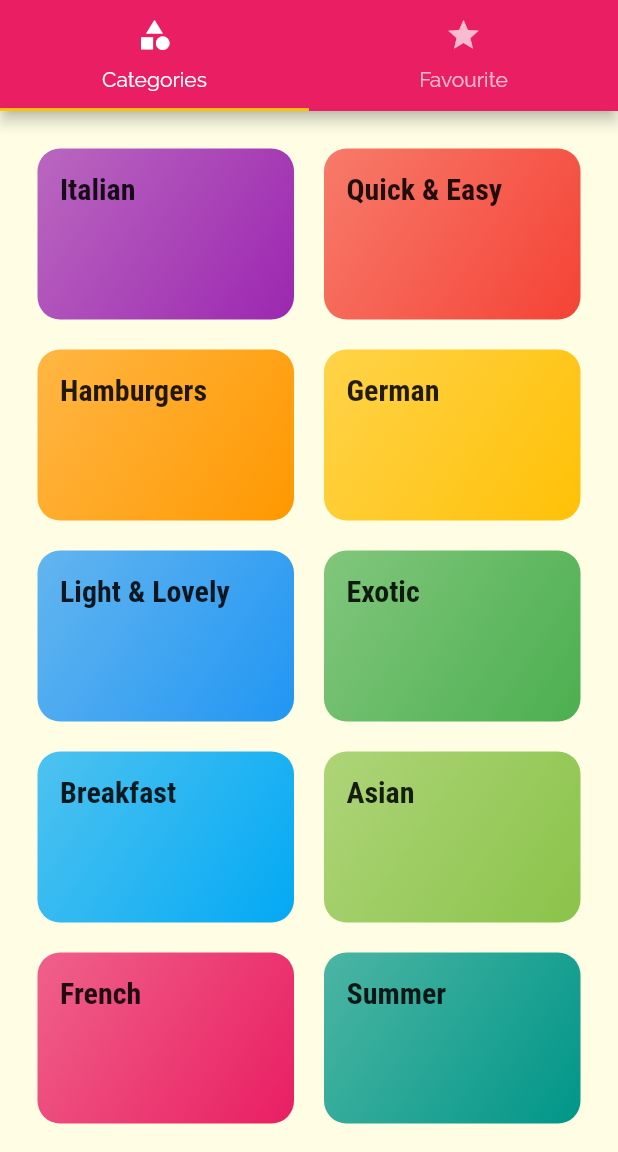
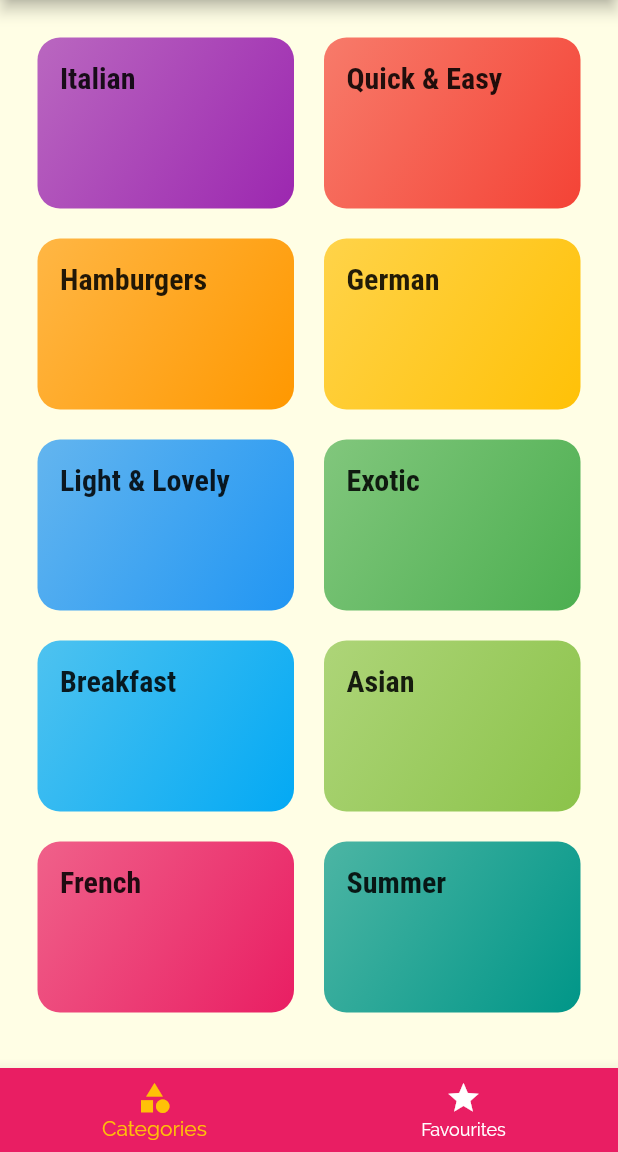
Before and after one commit to amitkum8227/FoodieMe, a Flutter app: the screen it shows after launch, on a phone screen of 412 x 824 dp, the part 84-1236 px from its top. Run offline on Flutter 3.47's test engine with Material 2 defaults, Android fonts, the phone set to English and light mode, and no system bars.

```diff
--- a/lib/screens/tabs_screen.dart
+++ b/lib/screens/tabs_screen.dart
@@ -3,39 +3,52 @@ import 'package:foodie_me/screens/categories_screen.dart';
 import 'package:foodie_me/screens/favouriteScreen.dart';
 
 class TabsScreen extends StatefulWidget {
-  const TabsScreen({Key? key}) : super(key: key);
+ // const TabsScreen({Key? key}) : super(key: key);
 
   @override
   _TabsScreenState createState() => _TabsScreenState();
 }
 
 class _TabsScreenState extends State<TabsScreen> {
+  final List<Widget> _Pages = [
+    CatergoriesScreen(),
+    FavouriteScreen(),
+  ];
+  int _selectedPageIndex = 0;
+
+  void _selectPage(int index) {
+    setState(() {
+      _selectedPageIndex = index;
+    });
+  }
+
   @override
   Widget build(BuildContext context) {
-    return DefaultTabController(
-      length: 2,
-      child: Scaffold(
-        appBar: AppBar(
-          title: Text('FoodieMe'),
-          bottom: TabBar(
-            tabs: [
-              Tab(
-                icon: Icon(Icons.category),
-                text: 'Categories',
-              ),
-              Tab(
-                icon: Icon(Icons.star),
-                text: 'Favourite',
-              ),
-            ],
+    var title;
+    return Scaffold(
+      appBar: AppBar(
+        title: Text('FoodieMe'),
+      ),
+      body: _Pages[_selectedPageIndex],
+      bottomNavigationBar: BottomNavigationBar(
+        onTap: _selectPage,
+        backgroundColor: Theme.of(context).primaryColor,
+        unselectedItemColor: Colors.white,
+        selectedItemColor: Theme.of(context).accentColor,
+        currentIndex: _selectedPageIndex,
+        //type: BottomNavigationBarType.shifting,
+        items: [
+          BottomNavigationBarItem(
+            backgroundColor: Theme.of(context).primaryColor,
+            icon: Icon(Icons.category),
+            title: Text('Categories'),
           ),
-        ),
-        body: TabBarView(
-          children: [
-            CatergoriesScreen(),
-            FavouriteScreen(),
-          ],
-        ),
+          BottomNavigationBarItem(
+            backgroundColor: Theme.of(context).primaryColor,
+            icon: Icon(Icons.star),
+            title: Text('Favourites'),
+          )
+        ],
       ),
     );
   }
```
